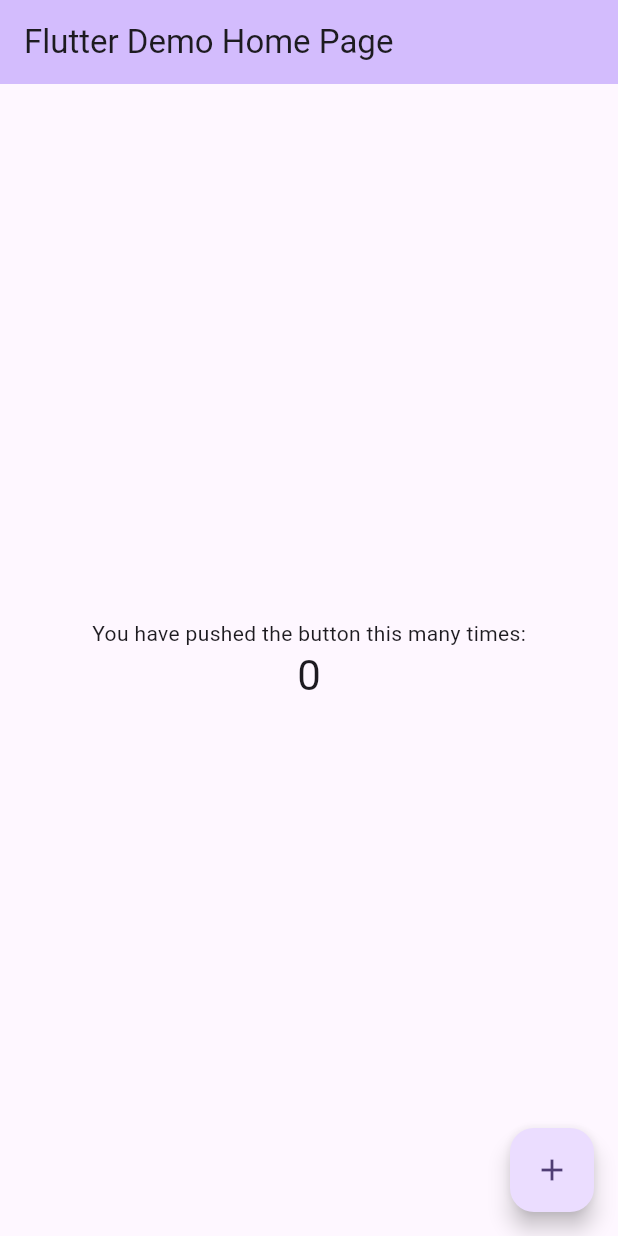
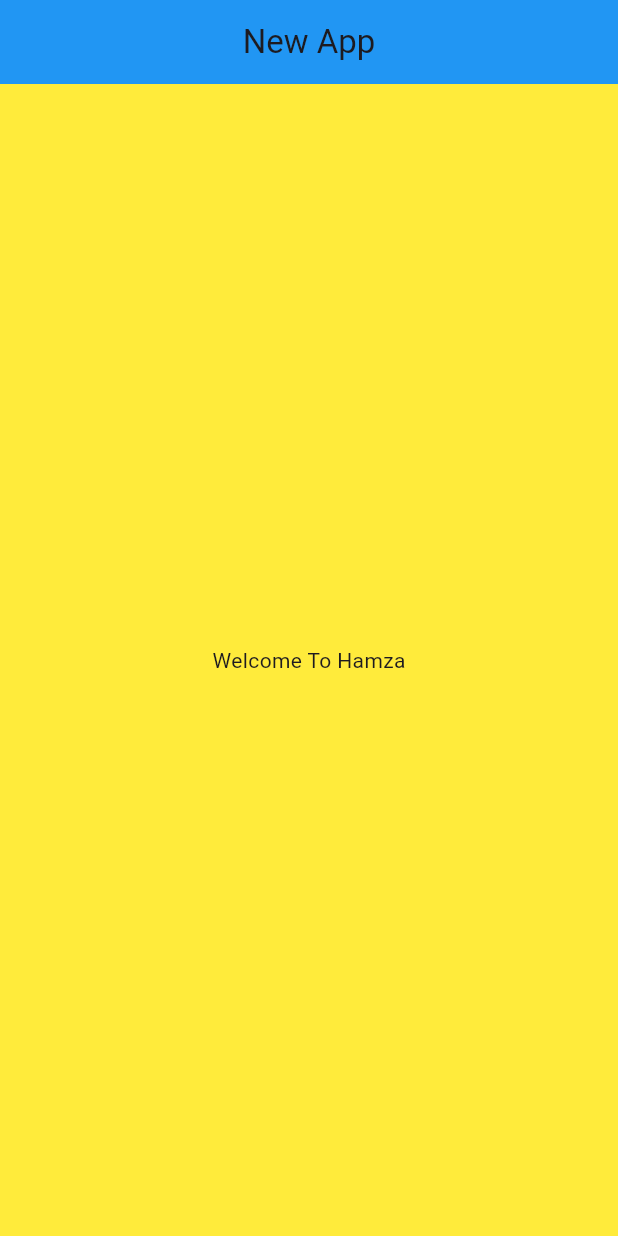
Before and after one commit to FazalHamzaKhan12/codepur_8h, a Flutter app: the screen it shows after launch, on a phone screen of 412 x 824 dp. Run offline on Flutter 3.47's test engine with Material 3 defaults, Android fonts, the phone set to English and light mode, and no system bars.

Commit message:
Chapter 1 Completed
Youtube:

43:17 / 8:38:00

Chapter 2 (Git, Dart Data Types & Scaffold)

```diff
--- /dev/null
+++ b/lib/home_page.dart
@@ -0,0 +1,18 @@
+import 'package:flutter/material.dart';
+
+class HomePage extends StatelessWidget {
+  const HomePage({super.key});
+
+  @override
+  Widget build(BuildContext context) {
+    return Scaffold(
+      backgroundColor: Colors.yellow,
+      appBar: AppBar(
+        centerTitle: true,
+        title: Text("New App"),
+        backgroundColor: Colors.blue,
+      ),
+      body: Center(child: Text("Welcome To Hamza")),
+    );
+  }
+}
--- a/lib/main.dart
+++ b/lib/main.dart
@@ -1,125 +1,6 @@
+import 'package:codepur_8h/home_page.dart';
 import 'package:flutter/material.dart';
 
 void main() {
-  runApp(const MyApp());
+  runApp(MaterialApp(debugShowCheckedModeBanner: false, home: HomePage()));
 }
-
-class MyApp extends StatelessWidget {
-  const MyApp({super.key});
-
-  // This widget is the root of your application.
-  @override
-  Widget build(BuildContext context) {
-    return MaterialApp(
-      title: 'Flutffedfsffter Demo',
-      theme: ThemeData(
-        // This is the theme of your application.
-        //
-        // TRY THIS: Try running your application with "flutter run". You'll see
-        // the application has a purple toolbar. Then, without quitting the app,
-        // try changing the seedColor in the colorScheme below to Colors.green
-        // and then invoke "hot reload" (save your changes or press the "hot
-        // reload" button in a Flutter-supported IDE, or press "r" if you used
-        // the command line to start the app).
-        //
-        // Notice that the counter didn't reset back to zero; the application
-        // state is not lost during the reload. To reset the state, use hot
-        // restart instead.
-        //
-        // This works for code too, not just values: Most code changes can be
-        // tested with just a hot reload.
-        colorScheme: ColorScheme.fromSeed(seedColor: Colors.deepPurple),
-        useMaterial3: true,
-      ),
-      home: const MyHomePage(title: 'Flutter Demo Home Page'),
-    );
-  }
-}
-
-class MyHomePage extends StatefulWidget {
-  const MyHomePage({super.key, required this.title});
-
-  // This widget is the home page of your application. It is stateful, meaning
-  // that it has a State object (defined below) that contains fields that affect
-  // how it looks.
-
-  // This class is the configuration for the state. It holds the values (in this
-  // case the title) provided by the parent (in this case the App widget) and
-  // used by the build method of the State. Fields in a Widget subclass are
-  // always marked "final".
-
-  final String title;
-
-  @override
-  State<MyHomePage> createState() => _MyHomePageState();
-}
-
-class _MyHomePageState extends State<MyHomePage> {
-  int _counter = 0;
-
-  void _incrementCounter() {
-    setState(() {
-      // This call to setState tells the Flutter framework that something has
-      // changed in this State, which causes it to rerun the build method below
-      // so that the display can reflect the updated values. If we changed
-      // _counter without calling setState(), then the build method would not be
-      // called again, and so nothing would appear to happen.
-      _counter++;
-    });
-  }
-
-  @override
-  Widget build(BuildContext context) {
-    // This method is rerun every time setState is called, for instance as done
-    // by the _incrementCounter method above.
-    //
-    // The Flutter framework has been optimized to make rerunning build methods
-    // fast, so that you can just rebuild anything that needs updating rather
-    // than having to individually change instances of widgets.
-    return Scaffold(
-      appBar: AppBar(
-        // TRY THIS: Try changing the color here to a specific color (to
-        // Colors.amber, perhaps?) and trigger a hot reload to see the AppBar
-        // change color while the other colors stay the same.
-        backgroundColor: Theme.of(context).colorScheme.inversePrimary,
-        // Here we take the value from the MyHomePage object that was created by
-        // the App.build method, and use it to set our appbar title.
-        title: Text(widget.title),
-      ),
-      body: Center(
-        // Center is a layout widget. It takes a single child and positions it
-        // in the middle of the parent.
-        child: Column(
-          // Column is also a layout widget. It takes a list of children and
-          // arranges them vertically. By default, it sizes itself to fit its
-          // children horizontally, and tries to be as tall as its parent.
-          //
-          // Column has various properties to control how it sizes itself and
-          // how it positions its children. Here we use mainAxisAlignment to
-          // center the children vertically; the main axis here is the vertical
-          // axis because Columns are vertical (the cross axis would be
-          // horizontal).
-          //
-          // TRY THIS: Invoke "debug painting" (choose the "Toggle Debug Paint"
-          // action in the IDE, or press "p" in the console), to see the
-          // wireframe for each widget.
-          mainAxisAlignment: MainAxisAlignment.center,
-          children: <Widget>[
-            const Text(
-              'You have pushed the button this many times:',
-            ),
-            Text(
-              '$_counter',
-              style: Theme.of(context).textTheme.headlineMedium,
-            ),
-          ],
-        ),
-      ),
-      floatingActionButton: FloatingActionButton(
-        onPressed: _incrementCounter,
-        tooltip: 'Increment',
-        child: const Icon(Icons.add),
-      ), // This trailing comma makes auto-formatting nicer for build methods.
-    );
-  }
-}
```
Also changed, not shown: 1 other file.
